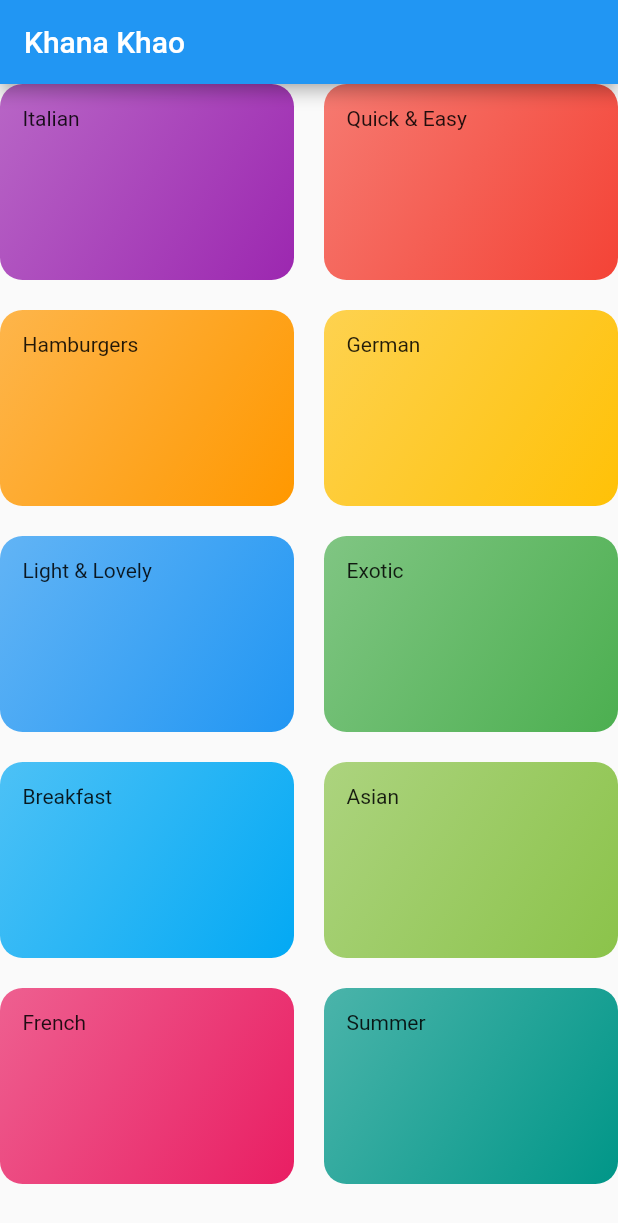
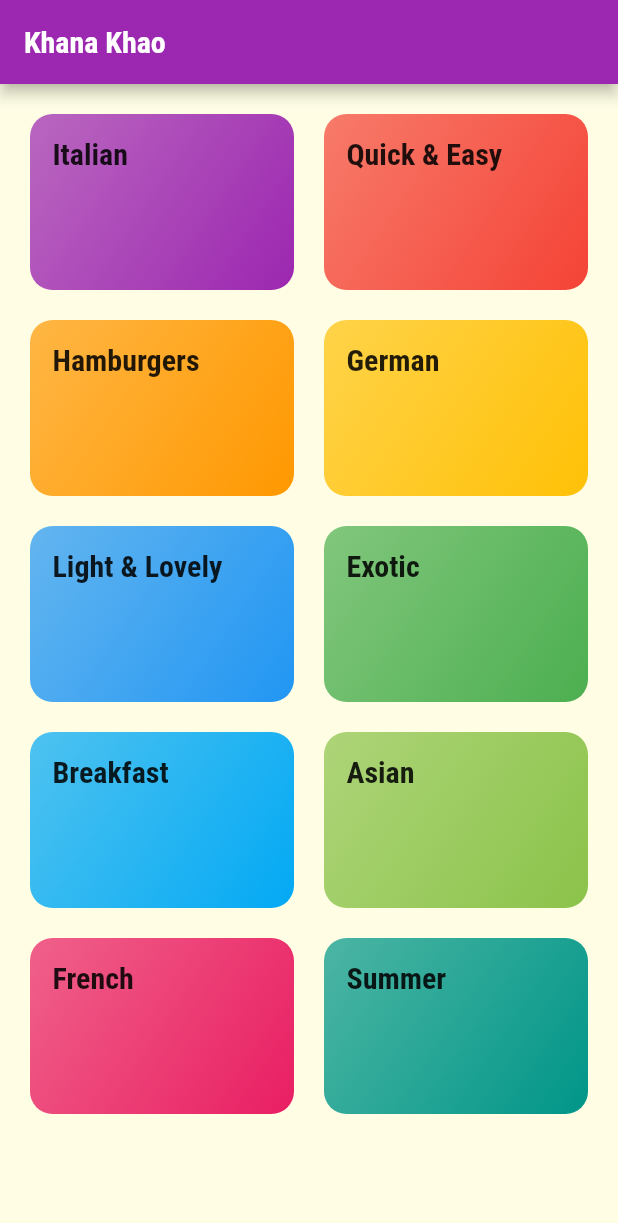
Before and after one commit to akjha96/Khana_Khao_Flutter_App, a Flutter app: the screen it shows after launch, on a phone screen of 412 x 824 dp. Shown: the top 1223 px of the screen. Run offline on Flutter 3.47's test engine with Material 2 defaults, Android fonts, the phone set to English and light mode, and no system bars.

Commit message:
Added global styling

```diff
--- a/lib/categories_screen.dart
+++ b/lib/categories_screen.dart
@@ -11,6 +11,7 @@
     return Scaffold(
       appBar: AppBar(title: const Text('Khana Khao')),
       body: GridView(
+        padding: const EdgeInsets.all(20),
         children: DUMMY_CATEGORIES
             .map((categoryData) => CategoryItem(
                 title: categoryData.title, color: categoryData.color))
--- a/lib/category_item.dart
+++ b/lib/category_item.dart
@@ -11,7 +11,10 @@
   Widget build(BuildContext context) {
     return Container(
       padding: const EdgeInsets.all(15),
-      child: Text(title),
+      child: Text(
+        title,
+        style: Theme.of(context).textTheme.headline6,
+      ),
       decoration: BoxDecoration(
         gradient: LinearGradient(
           colors: [
--- a/lib/main.dart
+++ b/lib/main.dart
@@ -1,3 +1,5 @@
+import 'dart:ui';
+
 import 'package:flutter/material.dart';
 import './categories_screen.dart';
 
@@ -14,7 +16,26 @@
     return MaterialApp(
       title: 'Khana Khao',
       theme: ThemeData(
-        primarySwatch: Colors.blue,
+        canvasColor: Color.fromRGBO(255, 254, 229, 1),
+        fontFamily: 'Raleway',
+        colorScheme: ColorScheme.fromSwatch(
+          primarySwatch: Colors.purple,
+          errorColor: Colors.red,
+        ).copyWith(
+          secondary: Colors.amber,
+        ),
+        textTheme: ThemeData.light().textTheme.copyWith(
+            bodyText1: TextStyle(
+              color: Color.fromRGBO(20, 51, 51, 1),
+            ),
+            bodyText2: TextStyle(
+              color: Color.fromRGBO(20, 51, 51, 1),
+            ),
+            headline6: TextStyle(
+              fontSize: 20,
+              fontFamily: 'RobotoCondensed',
+              fontWeight: FontWeight.bold,
+            )),
       ),
       home: const CategoriesScreen(),
     );
```
Also changed, not shown: pubspec.yaml (+20 -14 lines), assets/fonts/Raleway-Black.ttf (added), assets/fonts/Raleway-Bold.ttf (added), assets/fonts/Raleway-Regular.ttf (added), assets/fonts/RobotoCondensed-Bold.ttf (added), assets/fonts/RobotoCondensed-Italic.ttf (added), assets/fonts/RobotoCondensed-Light.ttf (added), assets/fonts/RobotoCondensed-Regular.ttf (added).
